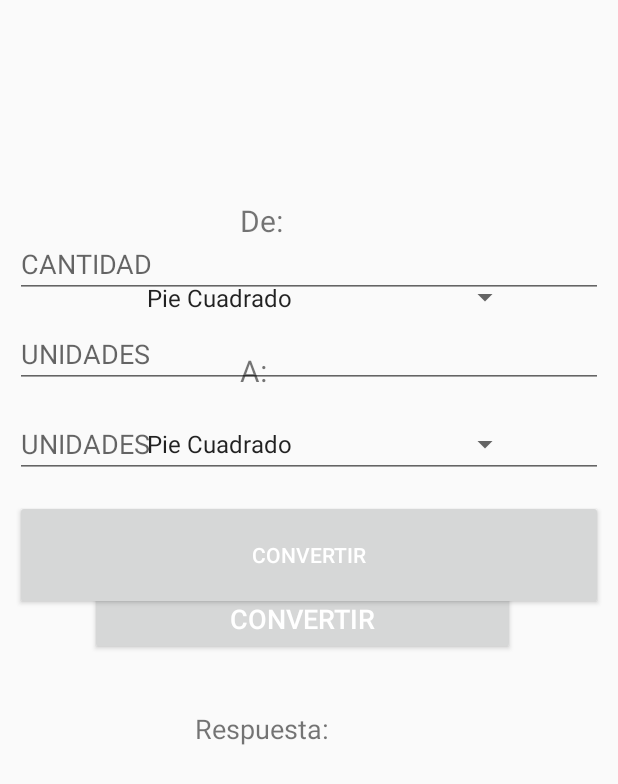
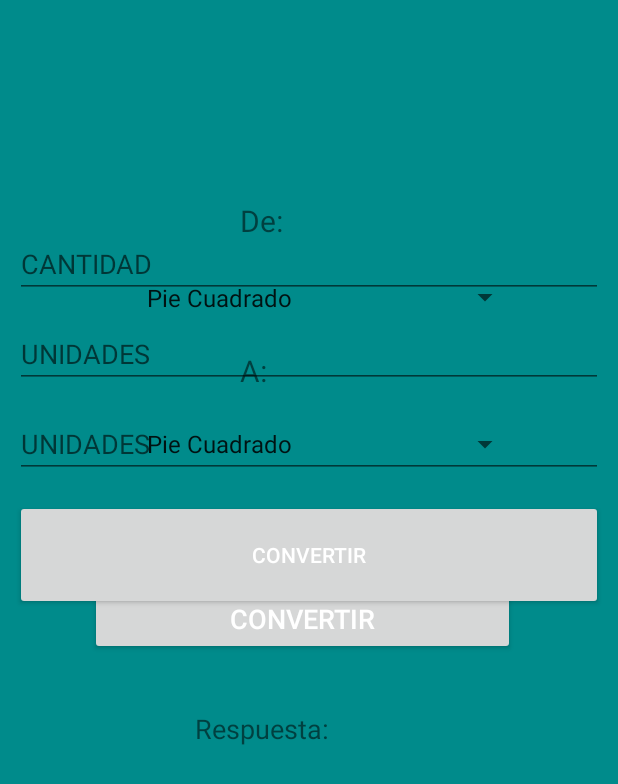
Before and after one commit to ronalvarado/CalculadoraBasica-D, an Android app: the layout activity_main.xml on its own in the app's theme, with its tools: preview values and no code run, on a phone screen of 412 x 824 dp. Shown: the top 784 px of the screen. Run offline under Robolectric (Android 15) with nearby library versions, the phone set to English and light mode, and no system bars.

Commit message:
seguimiento de codigos

```diff
--- a/app/src/main/res/layout/activity_main.xml
+++ b/app/src/main/res/layout/activity_main.xml
@@ -5,7 +5,9 @@
     xmlns:tools="http://schemas.android.com/tools"
     android:layout_width="match_parent"
     android:layout_height="match_parent"
-    tools:context=".MainActivity">
+    tools:context=".MainActivity"
+    android:background="@color/colorPrimary"
+    >
     <TabHost
         android:id="@+id/tbhConversores"
         android:layout_width="match_parent"
--- a/app/src/main/res/values/colors.xml
+++ b/app/src/main/res/values/colors.xml
@@ -1,6 +1,6 @@
 <?xml version="1.0" encoding="utf-8"?>
 <resources>
-    <color name="colorPrimary">#6200EE</color>
+    <color name="colorPrimary">#008B8B</color>
     <color name="colorPrimaryDark">#3700B3</color>
     <color name="colorAccent">#03DAC5</color>
 </resources>
--- a/app/src/main/res/values/strings.xml
+++ b/app/src/main/res/values/strings.xml
@@ -2,6 +2,10 @@
 
         <string name="app_name">Sensor De Proximidad</string>
         <string name="sensor">SENSOR DE PROXIMIDAD</string>
+
+        <string name="Calculadora">Calculadora</string>
+        <string name="Num1">ingrese una cantidad</string>
+        <string name="Num2">ingrese una cantidad</string>
 
         <string-array name="operaciones">
                 <item>selecionar:</item>
```
Also changed, not shown: app/src/main/java/diana/orrego/calculadorabasica_d/Conversores.java (+12 -1 lines).
